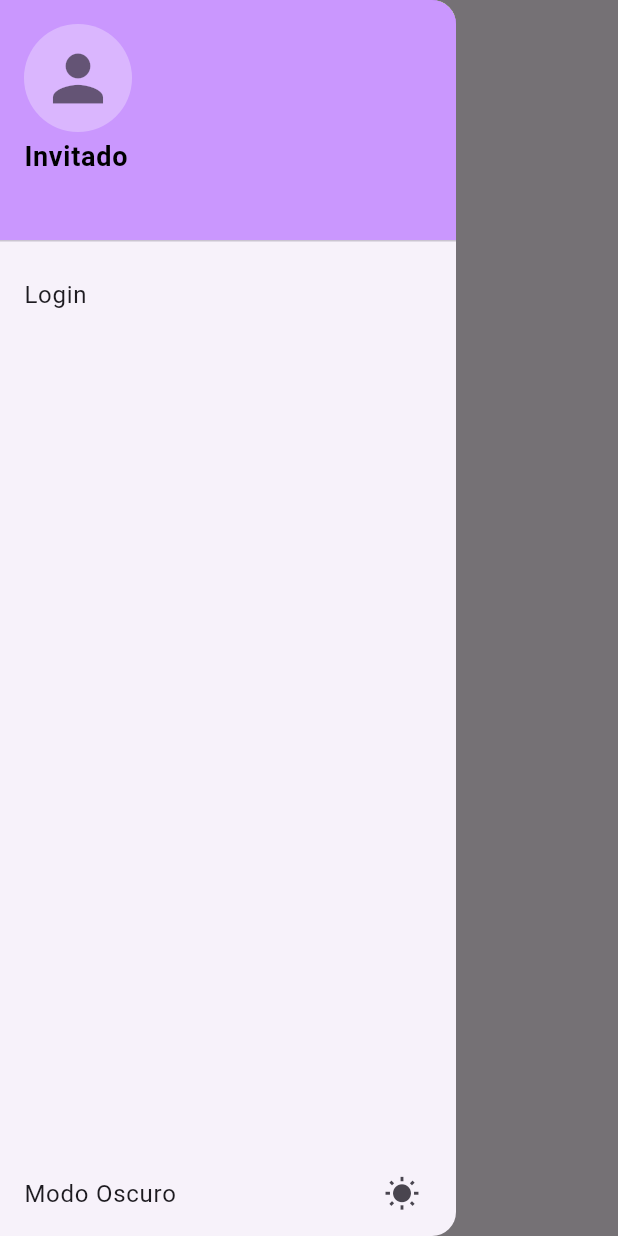
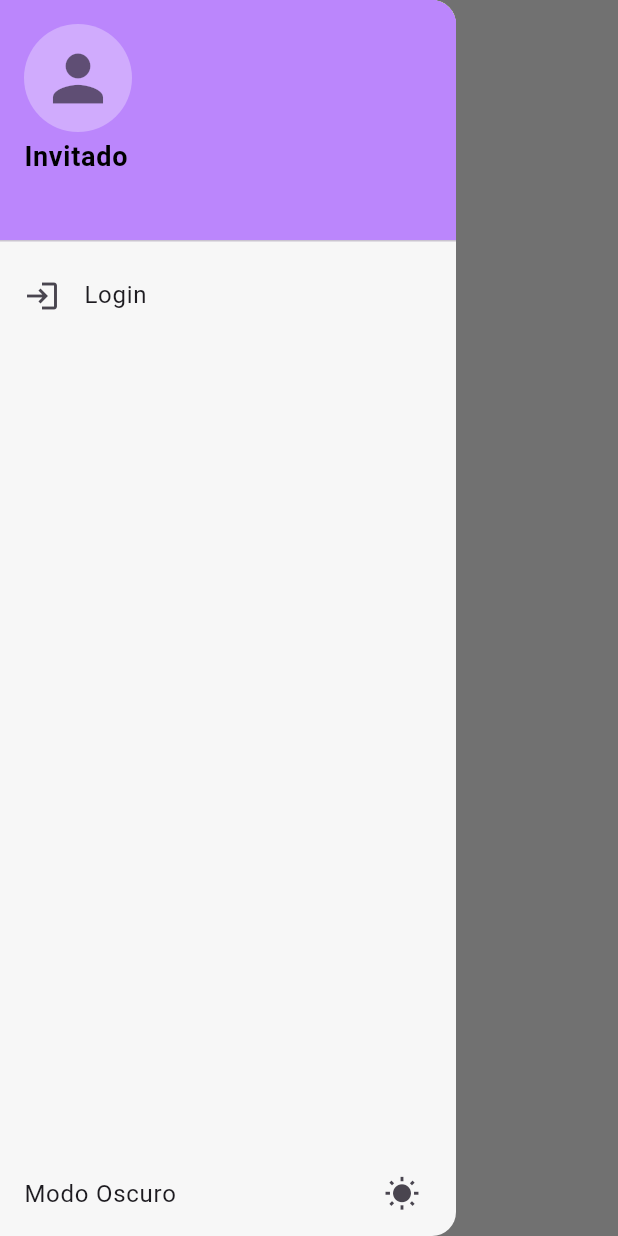
Before and after one commit to DiegoJR2308/app_movile_tickets, a Flutter app: the screen it shows after launch, with the side drawer open, on a phone screen of 412 x 824 dp. Run offline on Flutter 3.47's test engine with Material 3 defaults, Android fonts, the phone set to English and light mode, and no system bars; our stand-ins replace flutter_rating_bar.

Commit message:
Cambio de colores y agregado de iconos en el Drawer

```diff
--- a/lib/screens/calif/calif_support_form_screen.dart
+++ b/lib/screens/calif/calif_support_form_screen.dart
@@ -88,10 +88,12 @@ class _CalifSupportFormScreenState extends State<CalifSupportFormScreen> {
 
   @override
   Widget build(BuildContext context) {
-    //final isDarkMode = Theme.of(context).brightness == Brightness.dark;
+    final isDarkMode = Theme.of(context).brightness == Brightness.dark;
 
     return Scaffold(
+      backgroundColor: isDarkMode ? Color(0xff282828) : const Color.fromARGB(255, 247, 247, 247),
       appBar: AppBar(
+        backgroundColor: isDarkMode ? Color(0xff282828) : const Color.fromARGB(255, 247, 247, 247),
         title: Text('Calificar Soporte Técnico'),
       ),
       body: _isLoading
--- a/lib/screens/calif/calificacion_soporte_detail._screen.dart
+++ b/lib/screens/calif/calificacion_soporte_detail._screen.dart
@@ -65,8 +65,11 @@ class _CalificacionSoporteDetailScreenState extends State<CalificacionSoporteDet
 
   @override
   Widget build(BuildContext context) {
+    final isDarkMode = Theme.of(context).brightness == Brightness.dark;
     return Scaffold(
+      backgroundColor: isDarkMode ? Color(0xff282828) : const Color.fromARGB(255, 247, 247, 247),
       appBar: AppBar(
+        backgroundColor: isDarkMode ? Color(0xff282828) : const Color.fromARGB(255, 247, 247, 247),
         title: Text('Detalle de Calificación'),
       ),
       body: Center(
--- a/lib/screens/calif/calificaciones_screen.dart
+++ b/lib/screens/calif/calificaciones_screen.dart
@@ -46,8 +46,11 @@ class _CalificacionesScreenState extends State<CalificacionesScreen> {
 
   @override
   Widget build(BuildContext context) {
+    final isDarkMode = Theme.of(context).brightness == Brightness.dark;
     return Scaffold(
+      backgroundColor: isDarkMode ? Color(0xff282828) : const Color.fromARGB(255, 247, 247, 247),
       appBar: AppBar(
+        backgroundColor: isDarkMode ? Color(0xff282828) : const Color.fromARGB(255, 247, 247, 247),
         title: Text('Calificaciones de Servicios'),
       ),
       body: isLoading
--- a/lib/screens/calif/calificaciones_soporte_screen.dart
+++ b/lib/screens/calif/calificaciones_soporte_screen.dart
@@ -55,8 +55,11 @@ class _CalificacionesSoporteScreenState extends State<CalificacionesSoporteScree
 
   @override
   Widget build(BuildContext context) {
+    final isDarkMode = Theme.of(context).brightness == Brightness.dark;
     return Scaffold(
+      backgroundColor: isDarkMode ? Color(0xff282828) : const Color.fromARGB(255, 247, 247, 247),
       appBar: AppBar(
+        backgroundColor: isDarkMode ? Color(0xff282828) : const Color.fromARGB(255, 247, 247, 247),
         title: Text('Calificaciones de Soporte'),
       ),
       body: isLoading
--- a/lib/screens/home/create_account_screen.dart
+++ b/lib/screens/home/create_account_screen.dart
@@ -42,7 +42,9 @@ class _SignUpScreenState extends State<SignUpScreen> {
     final isDarkMode = Theme.of(context).brightness == Brightness.dark;
 
     return Scaffold(
+      backgroundColor: isDarkMode ? Color(0xff282828) : Colors.white,
       appBar: AppBar(
+        backgroundColor: isDarkMode ? Color(0xff282828) : Colors.white,
         title: Text('CREAR CUENTA'),
       ),
       body: Center(
--- a/lib/screens/home/login_screen.dart
+++ b/lib/screens/home/login_screen.dart
@@ -46,6 +46,7 @@ class _LoginScreenState extends State<LoginScreen> {
     final isDarkMode = Theme.of(context).brightness == Brightness.dark;
 
     return Scaffold(
+      backgroundColor: isDarkMode ? Color(0xff282828) : Colors.white,
       body: Center(
         child: Container(
           width: 300,
--- a/lib/screens/home/main_screen.dart
+++ b/lib/screens/home/main_screen.dart
@@ -76,10 +76,13 @@ class _MainScreenState extends State<MainScreen> {
     final isDarkMode = Theme.of(context).brightness == Brightness.dark;
 
     return Scaffold(
+      backgroundColor: isDarkMode ? Color(0xff282828) : const Color.fromARGB(255, 247, 247, 247),
       appBar: AppBar(
+        backgroundColor: isDarkMode ? Color(0xff282828) : const Color.fromARGB(255, 247, 247, 247),
         title: Text('Codex services'),
       ),
       drawer: Drawer(
+        backgroundColor: isDarkMode ? Color(0xff282828) : const Color.fromARGB(255, 247, 247, 247),
         child: Column(
           children: <Widget>[
             UserAccountsDrawerHeader(
@@ -115,14 +118,15 @@ class _MainScreenState extends State<MainScreen> {
               ),
               decoration: BoxDecoration(
                 color: isDarkMode ?
-                Color.fromRGBO(130, 8, 252, 0.764)
+                Color(0xff320064)
                 :
-                Color.fromRGBO(187, 120, 255, 0.75),
+                Color(0xffbb86fc),
               ),
             ),
             if (widget.rol == 'Administrador') ...[
               ListTile(
-                title: Text('Tickets'),
+                leading: Icon(Icons.message),
+                title: Text('Tickets',style: TextStyle(fontSize: 16)),
                 onTap: () {
                   Navigator.push(
                     context,
@@ -133,7 +137,8 @@ class _MainScreenState extends State<MainScreen> {
                 },
               ),
               ListTile(
-                title: Text('Usuarios'),
+                leading: Icon(Icons.groups_sharp),
+                title: Text('Usuarios',style: TextStyle(fontSize: 16)),
                 onTap: () {
                   Navigator.push(
                     context,
@@ -144,7 +149,8 @@ class _MainScreenState extends State<MainScreen> {
                 },
               ),
               ListTile(
-                title: Text('Roles'),
+                leading: Icon(Icons.account_tree),
+                title: Text('Roles',style: TextStyle(fontSize: 16)),
                 onTap: () {
                   Navigator.push(
                     context,
@@ -155,7 +161,8 @@ class _MainScreenState extends State<MainScreen> {
                 },
               ),
               ListTile(
-              title: Text('Configuración'),
+                leading: Icon(Icons.settings),
+              title: Text('Configuración',style: TextStyle(fontSize: 16)),
               onTap: () {
                 Navigator.push(
                   context,
@@ -165,7 +172,8 @@ class _MainScreenState extends State<MainScreen> {
             ),
             ] else if (widget.rol == 'Operador') ...[
               ListTile(
-                title: Text('Tickets'),
+                leading: Icon(Icons.message),
+                title: Text('Tickets',style: TextStyle(fontSize: 16)),
                 onTap: () {
                   Navigator.push(
                     context,
@@ -176,7 +184,8 @@ class _MainScreenState extends State<MainScreen> {
                 },
               ),
               ListTile(
-                title: Text('Usuarios'),
+                leading: Icon(Icons.group_sharp),
+                title: Text('Usuarios',style: TextStyle(fontSize: 16)),
                 onTap: () {
                   Navigator.push(
                     context,
@@ -187,7 +196,8 @@ class _MainScreenState extends State<MainScreen> {
                 },
               ),
               ListTile(
-                title: Text('Mis calificaciones'),
+                leading: Icon(Icons.star),
+                title: Text('Mis calificaciones',style: TextStyle(fontSize: 16)),
                 onTap: () {
                   Navigator.push(
                     context,
@@ -198,7 +208,8 @@ class _MainScreenState extends State<MainScreen> {
                 },
               ),
               ListTile(
-              title: Text('Configuración'),
+                leading: Icon(Icons.settings),
+              title: Text('Configuración',style: TextStyle(fontSize: 16)),
               onTap: () {
                 Navigator.push(
                   context,
@@ -208,7 +219,8 @@ class _MainScreenState extends State<MainScreen> {
             ),
             ] else if (widget.rol == 'Cliente') ...[
               ListTile(
-                title: Text('Tickets'),
+                leading: Icon(Icons.message),
+                title: Text('Tickets',style: TextStyle(fontSize: 16)),
                 onTap: () {
                   Navigator.push(
                     context,
@@ -219,13 +231,14 @@ class _MainScreenState extends State<MainScreen> {
                 },
               ),
               ListTile(
-                title: Text('Opción Cliente 2'),
+                title: Text('Opción Cliente 2',style: TextStyle(fontSize: 16)),
                 onTap: () {
                   // Acción para la opción Cliente 2
                 },
               ),
               ListTile(
-              title: Text('Configuración'),
+                leading: Icon(Icons.settings),
+              title: Text('Configuración',style: TextStyle(fontSize: 16)),
               onTap: () {
                 Navigator.push(
                   context,
@@ -235,7 +248,8 @@ class _MainScreenState extends State<MainScreen> {
             ),
             ],
             ListTile(
-              title: Text(widget.rol == 'Invitado' ? 'Login' : 'Logout'),
+              leading: Icon(widget.rol == 'Invitado' ? Icons.login : Icons.logout),
+              title: Text(widget.rol == 'Invitado' ? 'Login' : 'Logout', style: TextStyle(fontSize: 16),),
               onTap: () {
                 if (widget.rol == 'Invitado') {
                   Navigator.push(
@@ -251,7 +265,7 @@ class _MainScreenState extends State<MainScreen> {
             Align(
               alignment: Alignment.bottomLeft,
               child: ListTile(
-                title: Text('Modo Oscuro'),
+                title: Text('Modo Oscuro',style: TextStyle(fontSize: 16)),
                 trailing: Icon(
                   themeProvider.themeMode == ThemeMode.dark
                       ? Icons.nights_stay
--- a/lib/screens/roles/create_rol_screen.dart
+++ b/lib/screens/roles/create_rol_screen.dart
@@ -33,7 +33,9 @@ class _CreateRolScreenState extends State<CreateRolScreen> {
     final isDarkMode = Theme.of(context).brightness == Brightness.dark;
 
     return Scaffold(
+      backgroundColor: isDarkMode ? Color(0xff282828) : Colors.white,
       appBar: AppBar(
+        backgroundColor: isDarkMode ? Color(0xff282828) : Colors.white,
         title: Text('CREAR ROL'),
       ),
       body: Center(
--- a/lib/screens/support/create_ticket_screen.dart
+++ b/lib/screens/support/create_ticket_screen.dart
@@ -81,7 +81,9 @@ class _CreateTicketScreenState extends State<CreateTicketScreen> {
     final isDarkMode = Theme.of(context).brightness == Brightness.dark;
 
     return Scaffold(
+      backgroundColor: isDarkMode ? Color(0xff282828) : Colors.white,
       appBar: AppBar(
+        backgroundColor: isDarkMode ? Color(0xff282828) : Colors.white,
         title: Text('Crear Ticket'),
       ),
       body: Center(
--- a/lib/screens/support/mensajes_screen.dart
+++ b/lib/screens/support/mensajes_screen.dart
@@ -235,7 +235,9 @@ class _MensajesScreenState extends State<MensajesScreen> {
     final isDarkMode = Theme.of(context).brightness == Brightness.dark;
 
     return Scaffold(
+      backgroundColor: isDarkMode ? Color(0xff282828) : Colors.white,
       appBar: AppBar(
+        backgroundColor: isDarkMode ? Color(0xff282828) : Colors.white,
         title: widget.userRol == "Cliente"
             ? Text(
                 widget.ticketTitle,
--- a/lib/screens/support/tickets_screen.dart
+++ b/lib/screens/support/tickets_screen.dart
@@ -71,7 +71,9 @@ class _TicketsScreenState extends State<TicketsScreen> {
         return false;
       },
       child: Scaffold(
+        backgroundColor: isDarkMode ? Color(0xff282828) : Colors.white,
         appBar: AppBar(
+          backgroundColor: isDarkMode ? Color(0xff282828) : Colors.white,
           title: Text("Tickets"),
         ),
         body: Center(
--- a/lib/screens/users/create_user_screen.dart
+++ b/lib/screens/users/create_user_screen.dart
@@ -60,7 +60,9 @@ class _CreateUserScreenState extends State<CreateUserScreen> {
     final isDarkMode = Theme.of(context).brightness == Brightness.dark;
 
     return Scaffold(
+      backgroundColor: isDarkMode ? Color(0xff282828) : Colors.white,
       appBar: AppBar(
+        backgroundColor: isDarkMode ? Color(0xff282828) : Colors.white,
         title: Text('CREAR USUARIO'),
       ),
       body: Center(
--- a/lib/screens/users/user_account_screen.dart
+++ b/lib/screens/users/user_account_screen.dart
@@ -89,8 +89,9 @@ class _UserAccountScreenState extends State<UserAccountScreen> {
     final isDarkMode = Theme.of(context).brightness == Brightness.dark;
     var size = MediaQuery.of(context).size;
     return Scaffold(
-      backgroundColor: isDarkMode ? const Color.fromARGB(255, 30, 30, 30) : Colors.white,
+      backgroundColor: isDarkMode ? Color(0xff282828) : Colors.white,
       appBar: AppBar(
+        backgroundColor: isDarkMode ? Color(0xff282828) : Colors.white,
         //backgroundColor: Color(0x44000000),
         //backgroundColor: Colors.transparent,
         elevation: 0,
--- a/lib/screens/users/user_detail_screen.dart
+++ b/lib/screens/users/user_detail_screen.dart
@@ -53,7 +53,9 @@ class _UserDetailScreenState extends State<UserDetailScreen> {
     final isDarkMode = Theme.of(context).brightness == Brightness.dark;
 
     return Scaffold(
+      backgroundColor: isDarkMode ? Color(0xff282828) : Colors.white,
       appBar: AppBar(
+        backgroundColor: isDarkMode ? Color(0xff282828) : Colors.white,
         title: Text('Detalle de Usuario'),
       ),
       body: isLoading
--- a/lib/screens/users/user_update_screen.dart
+++ b/lib/screens/users/user_update_screen.dart
@@ -170,7 +170,9 @@ class _UserUpdateScreenState extends State<UserUpdateScreen> {
     final isDarkMode = Theme.of(context).brightness == Brightness.dark;
 
     return Scaffold(
+      backgroundColor: isDarkMode ? Color(0xff282828) : Colors.white,
       appBar: AppBar(
+        backgroundColor: isDarkMode ? Color(0xff282828) : Colors.white,
         title: Text('Actualizar Usuario'),
       ),
       body: isLoading
--- a/lib/screens/users/users_screen.dart
+++ b/lib/screens/users/users_screen.dart
@@ -50,7 +50,9 @@ class _UsersScreenState extends State<UsersScreen> {
     return WillPopScope(
       onWillPop: _onWillPop,
       child: Scaffold(
+        backgroundColor: isDarkMode ? Color(0xff282828) : Colors.white,
         appBar: AppBar(
+          backgroundColor: isDarkMode ? Color(0xff282828) : Colors.white,
           title: Text("Usuarios"),
           leading: IconButton(
             icon: Icon(Icons.arrow_back),
```
Also changed, not shown: lib/screens/config/settings_screen.dart (+5 -3 lines), lib/screens/roles/roles_screen.dart (+6 -7 lines), lib/screens/calif/calif_suport_screen.dart (deleted).
